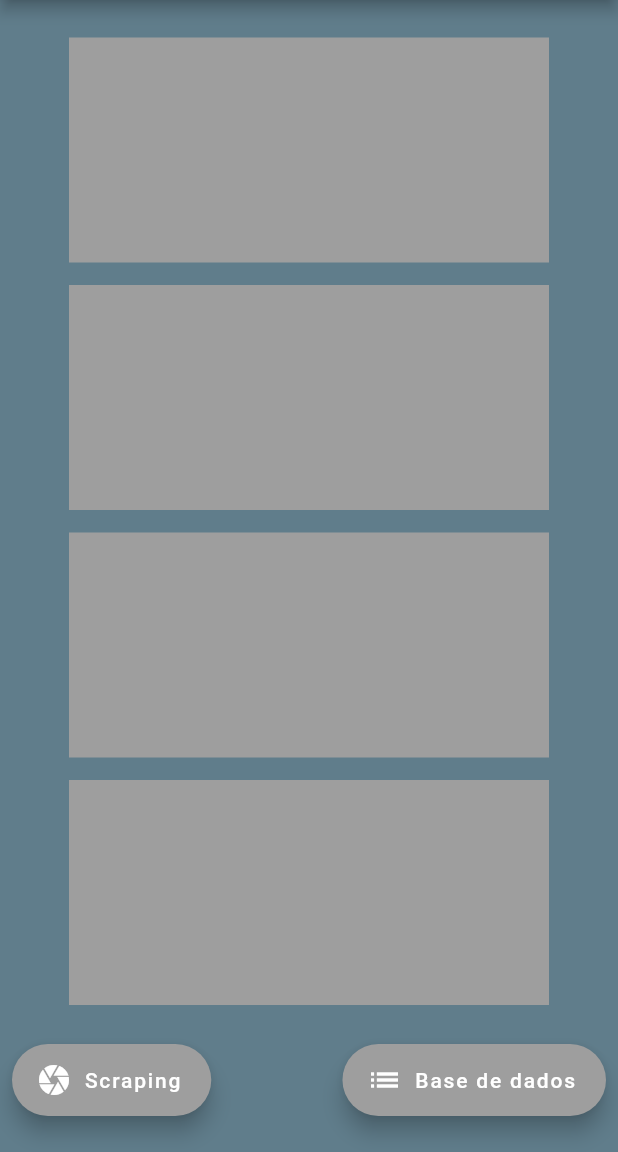
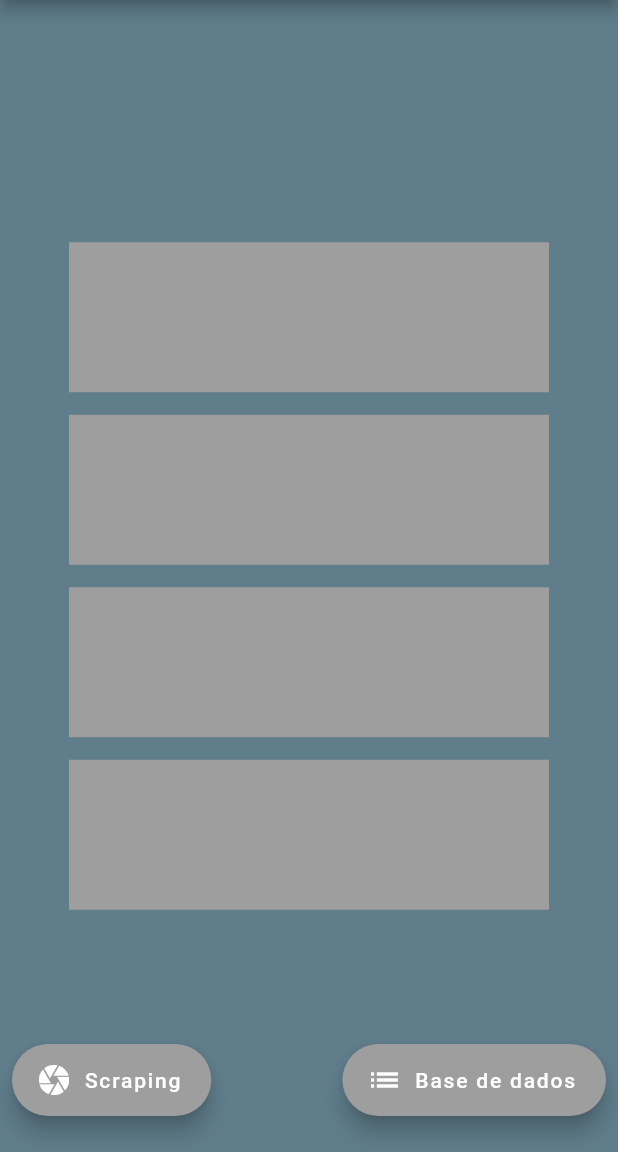
Before and after one commit to luizfsjunior/savemoney, a Flutter app: the Home screen opened directly, on a phone screen of 412 x 824 dp, the part 84-1236 px from its top. Run offline on Flutter 3.47's test engine with Material 2 defaults, Android fonts, the phone set to English and light mode, and no system bars; our stand-ins replace cloud_firestore, firebase_auth, firebase_core, image_picker; missing offline and left inert: dart:ffi, google_ml_kit; accounts and stored records are empty.

Commit message:
banco de dados

```diff
--- a/lib/home.dart
+++ b/lib/home.dart
@@ -1,6 +1,5 @@
 import 'package:flutter/material.dart';
 import 'package:flutter_startup/box.dart';
-import 'package:flutter_startup/scan.dart';
 import 'package:flutter_startup/scraping.dart';
 
 class Home extends StatefulWidget {
@@ -22,35 +21,33 @@ class _MyStatefulWidgetState extends State<Home> {
         backgroundColor: Colors.grey,
       ),
       body: Center(
-        child: Padding(
-          padding: const EdgeInsets.fromLTRB(0, 25, 0, 0),
         child: Column(
+          mainAxisAlignment: MainAxisAlignment.center,
           children: [
             Container(
-                height: 150,
+              height: 100,
               width: 320,
               color: Colors.grey,
             ),
             const SizedBox(height: 15),
             Container(
-                height: 150,
+              height: 100,
               width: 320,
               color: Colors.grey,
             ),
             const SizedBox(height: 15),
             Container(
-                height: 150,
+              height: 100,
               width: 320,
               color: Colors.grey,
             ),
             const SizedBox(height: 15),
             Container(
-                height: 150,
+              height: 100,
               width: 320,
               color: Colors.grey,
             ),
           ],
-          ),
         ),
       ),
       backgroundColor: Colors.blueGrey,
--- a/lib/main.dart
+++ b/lib/main.dart
@@ -1,6 +1,5 @@
 import 'package:flutter/material.dart';
 import 'package:firebase_core/firebase_core.dart';
-import 'package:flutter_startup/scan.dart';
 import 'package:flutter_startup/services/flutter_fire_auth.dart';
 
 import 'Login.dart';
--- a/pubspec.yaml
+++ b/pubspec.yaml
@@ -41,6 +41,7 @@ dependencies:
   google_ml_kit: ^0.7.3
   image_picker: ^0.8.5+3
   camera: ^0.10.0+1
+  cloud_firestore: ^3.5.0
 
 dev_dependencies:
   flutter_test:
```
Also changed, not shown: lib/box.dart (+36 -10 lines), pubspec.lock, 1 other file. Lines whose indentation alone changed are shown as unchanged.
